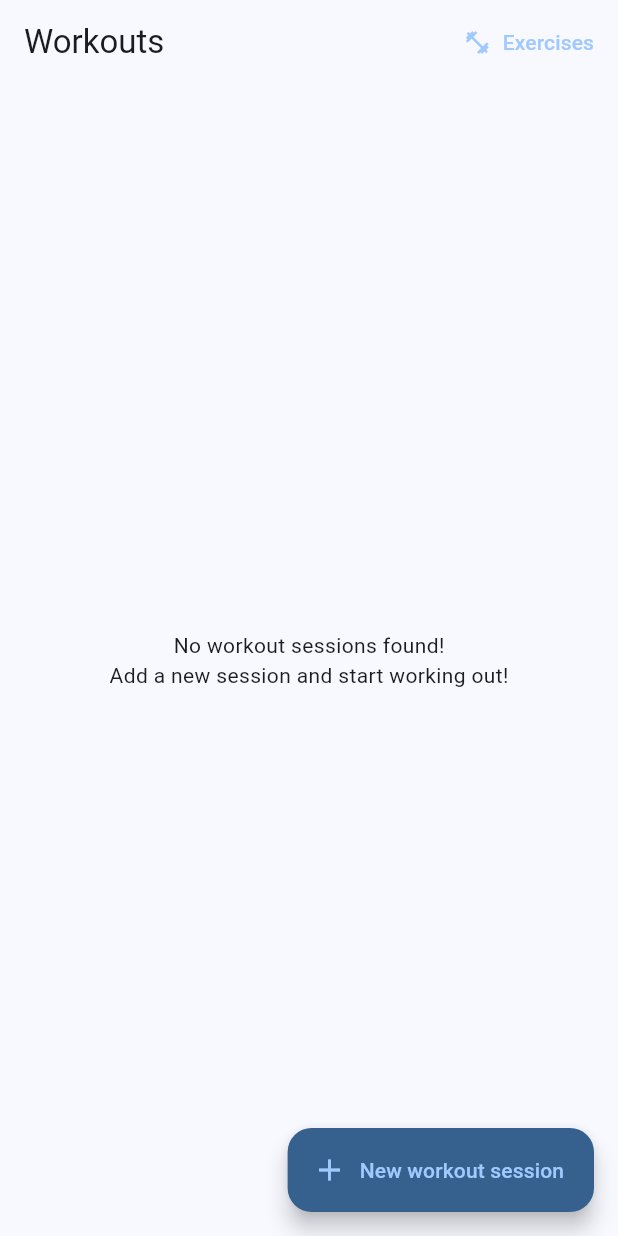
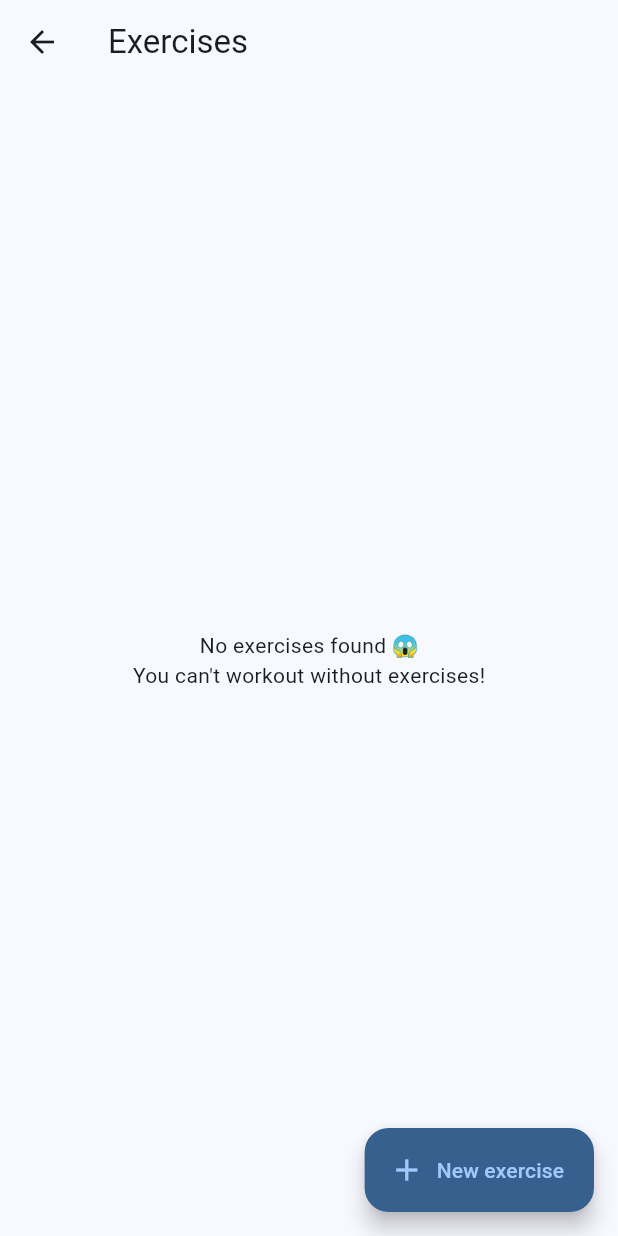
Before and after one commit to BaraShiro/WorkoutApp, a Flutter app: the screen it shows after launch, after a tap on "Exercises", on a phone screen of 412 x 824 dp. Run offline on Flutter 3.47's test engine with Material 2 defaults, Android fonts, the phone set to English and light mode, and no system bars; our stand-ins replace bloc, equatable, flutter_bloc, fpdart, freezed_annotation, hive; accounts and stored records are empty.

Commit message:
Expanded exercise_overview

```diff
--- a/lib/dashboard/view/dashboard_page.dart
+++ b/lib/dashboard/view/dashboard_page.dart
@@ -1,6 +1,7 @@
 import 'package:flutter/material.dart';
 import 'package:flutter_bloc/flutter_bloc.dart';
 import 'package:workout/dashboard/dashboard.dart';
+import 'package:workout/exercise_overview/exercise_overview.dart';
 import 'package:workout/loading/loading.dart';
 import 'package:workout/error/error.dart';
 import 'package:workout_model/workout_model.dart';
@@ -19,7 +20,7 @@ class DashboardPage extends StatelessWidget {
           title: const Text('Workouts'),
         actions: <Widget>[
           TextButton.icon(
-            onPressed: () => {},
+            onPressed: () => Navigator.push(context, ExerciseOverviewPage.route()),
             icon: const Icon(Icons.fitness_center),
             label: const Text("Exercises"),
             style: TextButton.styleFrom(
--- a/lib/exercise_overview/bloc/exercise_overview_bloc.dart
+++ b/lib/exercise_overview/bloc/exercise_overview_bloc.dart
@@ -36,10 +36,34 @@ class ExerciseOverviewBloc extends Bloc<ExerciseOverviewEvent, ExerciseOverviewS
   }
 
   Future<void> _handleAddExerciseEvent(AddExerciseEvent event, Emitter<ExerciseOverviewState> emit) async {
+    Either<RepositoryError, Exercise> createResult = await _exerciseRepository.create(event.exercise);
 
+    await createResult.match(
+            (l) async => emit(ExerciseOverviewGetFailure(error: l)),
+            (r) async {
+              Either<RepositoryError, List<Exercise>> listResult = await _exerciseRepository.list();
+
+              listResult.match(
+                      (l) => emit(ExerciseOverviewGetFailure(error: l)),
+                      (r) => emit(ExerciseOverviewGetSuccess(exercises: r))
+              );
+            }
+    );
   }
 
   Future<void> _handleDeleteExercisesEvent(DeleteExercisesEvent event, Emitter<ExerciseOverviewState> emit) async {
+    Option<RepositoryError> deleteResult = await _exerciseRepository.delete(event.exerciseUuid);
 
+    await deleteResult.match(
+            () async {
+              Either<RepositoryError, List<Exercise>> listResult = await _exerciseRepository.list();
+
+              listResult.match(
+                      (l) => emit(ExerciseOverviewGetFailure(error: l)),
+                      (r) => emit(ExerciseOverviewGetSuccess(exercises: r))
+              );
+            },
+            (t) async => emit(ExerciseOverviewGetFailure(error: t))
+    );
   }
 }
--- /dev/null
+++ b/lib/exercise_overview/view/exercise_overview_page.dart
@@ -0,0 +1,61 @@
+import 'package:flutter/material.dart';
+import 'package:flutter_bloc/flutter_bloc.dart';
+import 'package:workout/exercise_overview/exercise_overview.dart';
+import 'package:workout/loading/loading.dart';
+import 'package:workout/error/error.dart';
+import 'package:workout_model/workout_model.dart';
+
+class ExerciseOverviewPage extends StatelessWidget {
+  const ExerciseOverviewPage({super.key});
+
+  static Route<void> route() {
+    return MaterialPageRoute<void>(builder: (_) => const ExerciseOverviewPage());
+  }
+
+  @override
+  Widget build(BuildContext context) {
+    return Scaffold(
+      appBar: AppBar(
+        title: const Text('Exercises'),
+        // actions: <Widget>[
+        //   TextButton.icon(
+        //     onPressed: () => {},
+        //     icon: const Icon(Icons.fitness_center),
+        //     label: const Text("Exercises"),
+        //     style: TextButton.styleFrom(
+        //         foregroundColor: Theme.of(context).colorScheme.inversePrimary
+        //     ),
+        //   ),
+        // ],
+      ),
+
+      body: Center(
+          child: BlocProvider(
+            create: (_) => ExerciseOverviewBloc(
+              exerciseRepository: ExerciseRepository.instance,
+            )..add(GetAllExercisesEvent()),
+            child: BlocBuilder<ExerciseOverviewBloc, ExerciseOverviewState>(
+                builder: (context, ExerciseOverviewState state) {
+                  switch (state) {
+                    case ExerciseOverviewInitial():
+                      return const LoadingPage();
+                    case ExerciseOverviewGetInProgress():
+                      return const LoadingPage();
+                    case ExerciseOverviewGetSuccess():
+                      return ExerciseOverviewView(exercises: state.exercises,);
+                    case ExerciseOverviewGetFailure():
+                      return ErrorView(
+                        error: state.error,
+                        reloadFunction: () => {
+                          context.read<ExerciseOverviewBloc>().add(GetAllExercisesEvent())
+                        },
+                      );
+                  }
+                }
+            ),
+
+          )
+      ),
+    );
+  }
+}
--- /dev/null
+++ b/lib/exercise_overview/view/exercise_overview_view.dart
@@ -0,0 +1,53 @@
+import 'package:flutter/material.dart';
+import 'package:flutter_bloc/flutter_bloc.dart';
+import 'package:workout/exercise_overview/exercise_overview.dart';
+import 'package:workout_model/workout_model.dart';
+
+class ExerciseOverviewView extends StatelessWidget {
+  final List<Exercise> exercises;
+  const ExerciseOverviewView({super.key, required this.exercises});
+
+  @override
+  Widget build(BuildContext context) {
+    return Scaffold(
+      body: Center(
+        child: switch (exercises.isEmpty) {
+          true => const Center(
+              child: Column(
+                mainAxisAlignment: MainAxisAlignment.center,
+                children: [
+                  Text("No exercises found 😱"),
+                  Text("You can't workout without exercises!"),
+                ],
+              )
+          ),
+          false => ListView.builder(
+              padding: const EdgeInsets.only(bottom: 200, top: 10),
+              itemCount: exercises.length,
+              itemBuilder: (BuildContext context, int index,) {
+                return exerciseWidget(exercises[index], context);
+              }
+          ),
+        }
+
+      ),
+      floatingActionButton: FloatingActionButton.extended(
+        backgroundColor: Theme.of(context).colorScheme.primary,
+        foregroundColor: Theme.of(context).colorScheme.inversePrimary,
+        onPressed: () => {context.read<ExerciseOverviewBloc>().add(AddExerciseEvent(exercise: Exercise(name: "Exercise", description: "Something", numberOfRepetitions: 2, restTimeInMinutes: 1, numberOfSets: 2, weightInKilograms: 5)))},
+        label: const Text("New exercise"),
+        icon: const Icon(Icons.add),
+      ),
+    );
+  }
+
+  Widget exerciseWidget(Exercise exercise, BuildContext context) {
+
+    return Center(
+      child: Padding(
+        padding: const EdgeInsets.only(left: 5, right: 5),
+        child: ExerciseOverviewCardWidget(exercise: exercise),
+      ),
+    );
+  }
+}
--- a/lib/exercise_overview/view/view.dart
+++ b/lib/exercise_overview/view/view.dart
@@ -0,0 +1,3 @@
+export 'exercise_overview_page.dart';
+export 'exercise_overview_view.dart';
+export 'exercise_overview_card_widget.dart';
```
Also changed, not shown: lib/exercise_overview/view/exercise_overview_card_widget.dart (added, +57 -0 lines).
